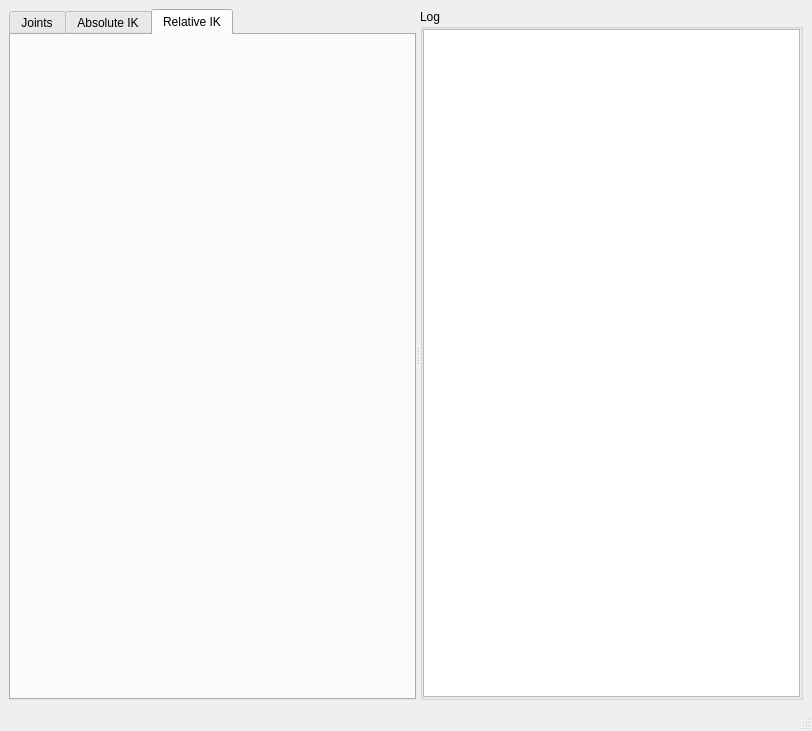
This is GUI/ControlGUI.ui in yquemener/OpenRobotArm as Qt 5 draws it before an edit. The edited form follows.
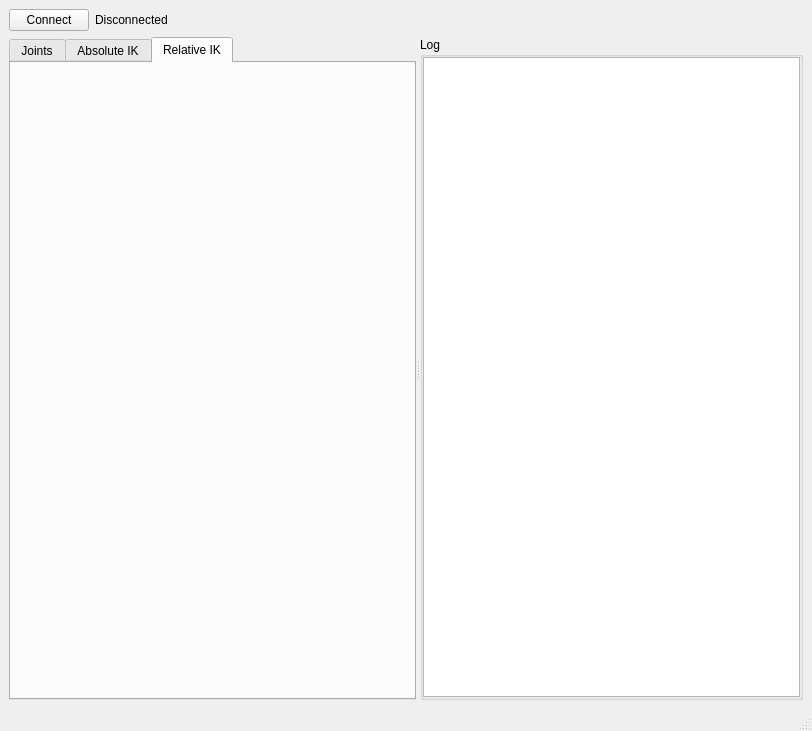
This is the edited form. The open tabs and pages were chosen to show the change.

Commit message: Adding serial connection to the UI

```diff
--- a/GUI/ControlGUI.ui
+++ b/GUI/ControlGUI.ui
@@ -15,8 +15,45 @@
   </property>
   <widget class="QWidget" name="centralwidget">
    <layout class="QVBoxLayout" name="verticalLayout_2">
+    <item>
+     <layout class="QHBoxLayout" name="horizontalLayout" stretch="0,0,0">
+      <item>
+       <widget class="QPushButton" name="button_connect">
+        <property name="text">
+         <string>Connect</string>
+        </property>
+       </widget>
+      </item>
+      <item>
+       <widget class="QLabel" name="label_connectionStatus">
+        <property name="text">
+         <string>Disconnected</string>
+        </property>
+       </widget>
+      </item>
+      <item>
+       <spacer name="horizontalSpacer">
+        <property name="orientation">
+         <enum>Qt::Horizontal</enum>
+        </property>
+        <property name="sizeHint" stdset="0">
+         <size>
+          <width>40</width>
+          <height>20</height>
+         </size>
+        </property>
+       </spacer>
+      </item>
+     </layout>
+    </item>
     <item>
      <widget class="QSplitter" name="splitter">
+      <property name="sizePolicy">
+       <sizepolicy hsizetype="Expanding" vsizetype="Preferred">
+        <horstretch>0</horstretch>
+        <verstretch>1</verstretch>
+       </sizepolicy>
+      </property>
       <property name="orientation">
        <enum>Qt::Horizontal</enum>
       </property>
```
Left out of the diff: 2 changed lines with no effect on the pictures. The commit also changes 1 other file.
